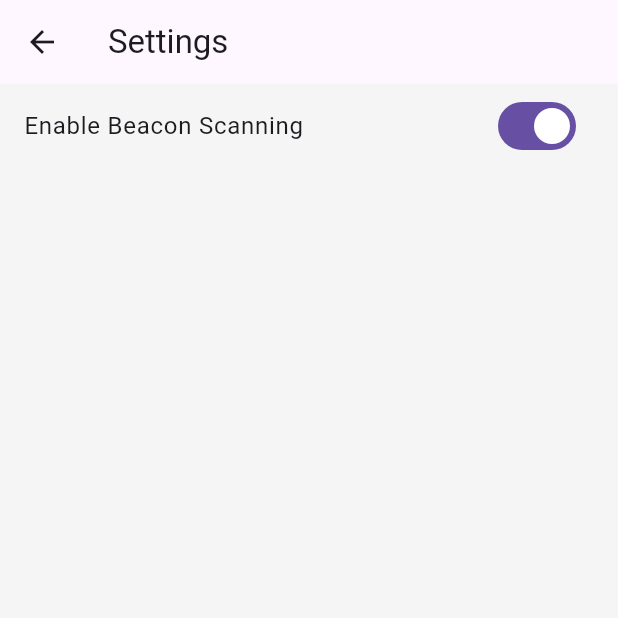
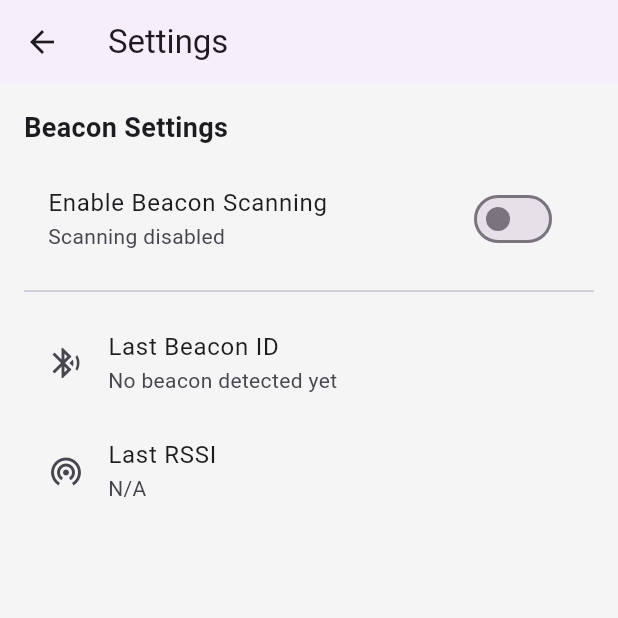
Before and after one commit to cbabiomedical/grabit_flutter_prototype, a Flutter app: the SettingsScreen screen opened by its route, after a tap on "Enable Beacon Scanning", on a phone screen of 412 x 824 dp, the top half of it. Run offline on Flutter 3.47's test engine with Material 3 defaults, Android fonts, the phone set to English and light mode, and no system bars; our stand-ins replace flutter_blue_plus, flutter_secure_storage, google_maps_flutter, location, permission_handler; accounts and stored records are empty.

Commit message:
Beacon scanning + Settings toggle + Home auto QR navigation

```diff
--- a/lib/app/app_routes.dart
+++ b/lib/app/app_routes.dart
@@ -9,4 +9,5 @@ class AppRoutes {
   static const qr = '/qr';
   static const points = '/points';
   static const settings = '/settings';
+  static const beaconDebug = '/beacon-debug';
 }
--- a/lib/features/settings/settings_screen.dart
+++ b/lib/features/settings/settings_screen.dart
@@ -1,6 +1,5 @@
 import 'package:flutter/material.dart';
 import 'package:provider/provider.dart';
-import '../../providers/settings_provider.dart';
 import '../../providers/beacon_provider.dart';
 
 class SettingsScreen extends StatelessWidget {
@@ -8,27 +7,110 @@ class SettingsScreen extends StatelessWidget {
 
   @override
   Widget build(BuildContext context) {
-    final settings = context.watch<SettingsProvider>();
     final beacon = context.watch<BeaconProvider>();
 
     return Scaffold(
-      appBar: AppBar(title: const Text('Settings')),
+      appBar: AppBar(
+        title: const Text("Settings"),
+        elevation: 1,
+      ),
       body: ListView(
+        padding: const EdgeInsets.all(16),
         children: [
+
+          // SECTION HEADER
+          const Text(
+            "Beacon Settings",
+            style: TextStyle(fontSize: 18, fontWeight: FontWeight.bold),
+          ),
+          const SizedBox(height: 12),
+
+          // TOGGLE SCANNING SWITCH
           SwitchListTile(
-            title: const Text('Enable Beacon Scanning'),
-            value: settings.beaconEnabled,
-            onChanged: (val) {
-              settings.toggleBeacon(val);
-              if (val) {
-                beacon.start();
-              } else {
-                beacon.stop();
-              }
+            title: const Text("Enable Beacon Scanning"),
+            subtitle: Text(
+              beacon.scanningEnabled
+                  ? "Scanning for nearby machines"
+                  : "Scanning disabled",
+            ),
+            value: beacon.scanningEnabled,
+            onChanged: (enabled) {
+              context.read<BeaconProvider>().setScanning(enabled);
             },
           ),
+
+          const Divider(height: 24),
+
+          // LAST BEACON INFO
+          ListTile(
+            title: const Text("Last Beacon ID"),
+            subtitle: Text(beacon.lastBeaconId ?? "No beacon detected yet"),
+            leading: const Icon(Icons.bluetooth_searching),
+          ),
+
+          ListTile(
+            title: const Text("Last RSSI"),
+            subtitle: Text(beacon.lastRssi == -999
+                ? "N/A"
+                : "${beacon.lastRssi} dBm"),
+            leading: const Icon(Icons.wifi_tethering),
+          ),
+
+          const SizedBox(height: 20),
+
+          // MACHINE NEAR STATUS
+          if (beacon.isNear)
+            Container(
+              padding:
+              const EdgeInsets.symmetric(horizontal: 14, vertical: 10),
+              decoration: BoxDecoration(
+                color: Colors.green.shade600,
+                borderRadius: BorderRadius.circular(12),
+              ),
+              child: const Row(
+                children: [
+                  Icon(Icons.check_circle, color: Colors.white),
+                  SizedBox(width: 8),
+                  Text(
+                    "Machine nearby (RSSI strong)",
+                    style: TextStyle(color: Colors.white),
+                  ),
+                ],
+              ),
+            ),
         ],
       ),
     );
   }
 }
+
+
+
+// import 'package:flutter/material.dart';
+// import 'package:provider/provider.dart';
+// import '../../providers/beacon_provider.dart';
+//
+// class SettingsScreen extends StatelessWidget {
+//   const SettingsScreen({super.key});
+//
+//   @override
+//   Widget build(BuildContext context) {
+//     final beacon = context.watch<BeaconProvider>();
+//
+//     return Scaffold(
+//       appBar: AppBar(title: const Text("Settings")),
+//       body: Padding(
+//         padding: const EdgeInsets.all(16),
+//         child: Column(
+//           children: [
+//             SwitchListTile(
+//               value: beacon.scanningEnabled,
+//               onChanged: (v) => beacon.setScanning(v),
+//               title: const Text("Enable Beacon Scanning"),
+//             ),
+//           ],
+//         ),
+//       ),
+//     );
+//   }
+// }
--- a/lib/providers/beacon_provider.dart
+++ b/lib/providers/beacon_provider.dart
@@ -1,25 +1,69 @@
+import 'dart:async';
 import 'package:flutter/material.dart';
 import '../services/beacon_service.dart';
+import '../services/mock_api_service.dart';
 
 class BeaconProvider extends ChangeNotifier {
-  final BeaconService _beaconService;
+  final BeaconService service;
+  final MockApiService api;
 
-  bool _isNear = false;
+  String? lastBeaconId;
+  int lastRssi = -999;
+  bool isNear = false;
 
-  bool get isNear => _isNear;
+  bool scanningEnabled = true;
+  bool _hasSentDetection = false;
 
-  BeaconProvider(this._beaconService) {
-    _beaconService.nearStream.listen((near) {
-      _isNear = near;
+  Timer? _debounceTimer;
+
+  static const int nearThreshold = -55;
+
+  BeaconProvider(this.service, this.api);
+
+  void updateBeacon(String mac, int rssi) {
+    lastBeaconId = mac;
+    lastRssi = rssi;
+
+    final bool newIsNear = rssi >= nearThreshold;
+
+    // If near status changed → notify UI
+    if (newIsNear != isNear) {
+      isNear = newIsNear;
       notifyListeners();
+    }
+
+    // Debounce + send to backend ONCE per detection burst
+    _debounceTimer?.cancel();
+    _debounceTimer = Timer(const Duration(seconds: 1), () {
+      _sendBeaconDetectedOnce(mac, rssi);
     });
   }
 
-  void start() {
-    _beaconService.startMockScanning();
+  // Prevent spamming 100s of API calls while beacon is nearby
+  Future<void> _sendBeaconDetectedOnce(String mac, int rssi) async {
+    if (_hasSentDetection) return;
+
+    _hasSentDetection = true;
+    await api.sendBeaconDetected(mac, rssi);
+
+    // Reset after 10 seconds so user can move between machines
+    Timer(const Duration(seconds: 10), () {
+      _hasSentDetection = false;
+    });
   }
 
-  void stop() {
-    _beaconService.stopScanning();
+  void setScanning(bool enabled) {
+    scanningEnabled = enabled;
+
+    if (enabled) {
+      service.startScanning(onDetect: (mac, rssi) {
+        updateBeacon(mac, rssi);
+      });
+    } else {
+      service.stopScanning();
+      lastBeaconId = null;
+      isNear = false;
+      notifyListeners();
+    }
   }
 }
--- a/lib/services/beacon_service.dart
+++ b/lib/services/beacon_service.dart
@@ -1,22 +1,37 @@
 import 'dart:async';
+import 'package:flutter_blue_plus/flutter_blue_plus.dart';
 
 class BeaconService {
-  final StreamController<bool> _nearController =
-  StreamController<bool>.broadcast();
+  StreamSubscription<List<ScanResult>>? _scanSub;
+  bool isScanning = false;
 
-  Stream<bool> get nearStream => _nearController.stream;
+  static const int nearThreshold = -55;
 
-  Timer? _mockTimer;
+  void startScanning({
+    required Function(String mac, int rssi) onDetect,
+  }) {
+    if (isScanning) return;
+    isScanning = true;
 
-  void startMockScanning() {
-    _mockTimer = Timer.periodic(const Duration(seconds: 6), (timer) {
-      final isNear = timer.tick % 2 == 0; // FAR → NEAR toggle
-      _nearController.add(isNear);
+    FlutterBluePlus.startScan();
+
+    _scanSub = FlutterBluePlus.scanResults.listen((results) {
+      for (final r in results) {
+        final mac = r.device.remoteId.str;
+        final rssi = r.rssi;
+
+        if (rssi < -90) continue;
+
+        onDetect(mac, rssi);
+      }
     });
   }
 
   void stopScanning() {
-    _mockTimer?.cancel();
-    _mockTimer = null;
+    if (!isScanning) return;
+    isScanning = false;
+    FlutterBluePlus.stopScan();
+    _scanSub?.cancel();
+    _scanSub = null;
   }
 }
--- a/lib/services/mock_api_service.dart
+++ b/lib/services/mock_api_service.dart
@@ -15,6 +15,11 @@ class MockApiService {
   Future<bool> mockLogin(String email, String password) async {
     await Future.delayed(const Duration(seconds: 1));
     return true;
+  }
+
+  Future<void> sendBeaconDetected(String mac, int rssi) async {
+    print("MOCK API → Beacon detected: MAC=$mac, RSSI=$rssi");
+    await Future.delayed(const Duration(milliseconds: 300));
   }
 
   Future<List<PromotionModel>> getPromotions() async {
```
Also changed, not shown: lib/app/app.dart (+8 -1 lines), lib/core/constants/beacon_constants.dart (added, +18 -0 lines), lib/features/home/home_screen.dart (+65 -122 lines), lib/models/beacon_model.dart (added, +27 -0 lines), lib/services/permission_service.dart (added, +11 -0 lines), lib/widgets/beacon_nearby_bubble.dart (added, +42 -0 lines), 1 other file.
